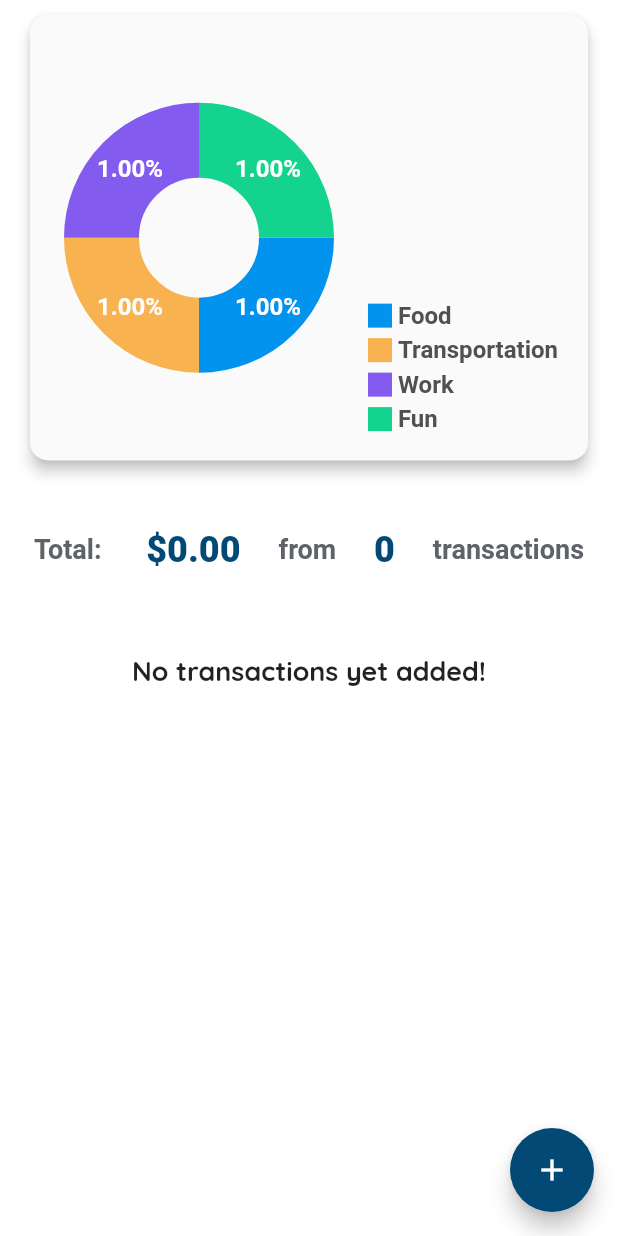
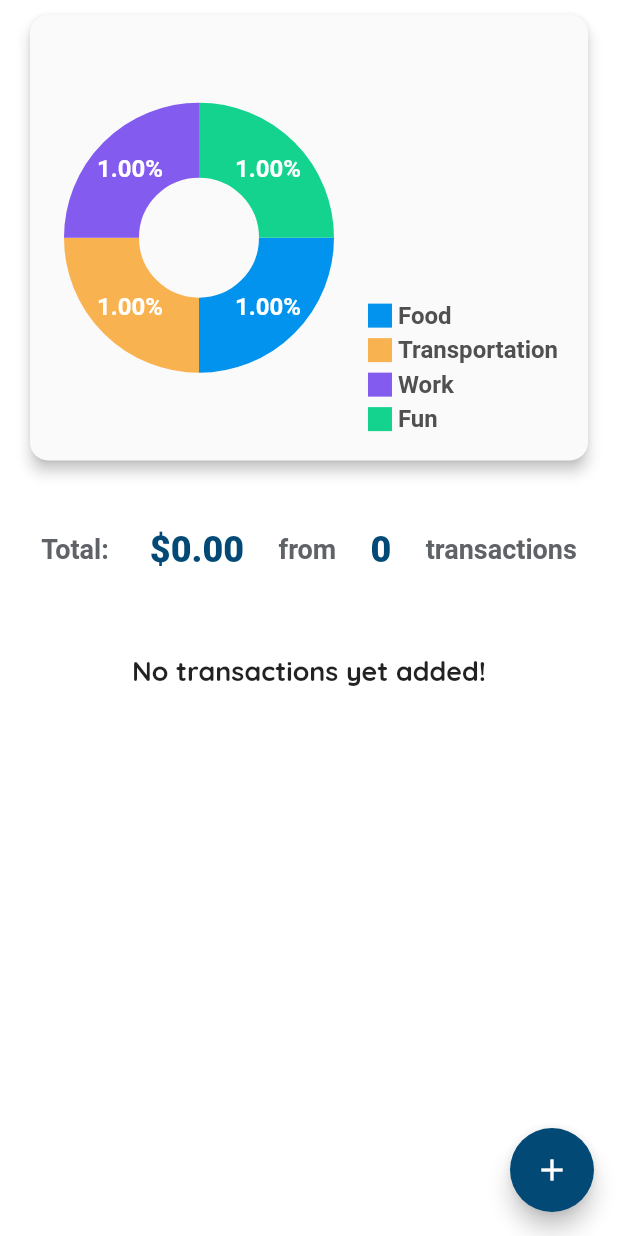
Before and after one commit to ermiry/tiny-pocket, a Flutter app: the HomePage screen opened directly, on a phone screen of 412 x 824 dp. Run offline on Flutter 3.47's test engine with Material 2 defaults, Android fonts, the phone set to English and light mode, and no system bars; drawn by our look-alikes of fl_chart; our stand-ins replace bloc, flutter_bloc, rxdart, shared_preferences, simple_animations; missing offline and left inert: jwt_decode, pref_dessert; accounts and stored records are empty; statements that could not run were skipped.

Commit message:
Fixed bug in home screen height

```diff
--- a/lib/pages/home/home.dart
+++ b/lib/pages/home/home.dart
@@ -60,8 +60,8 @@ class _HomePageState extends State <HomePage> {
               settings.showHistoryChart ? new HistoryChart () : new Container(),
 
               Container(
-                height: mediaQuery.size.height * 0.12,
-                padding: EdgeInsets.symmetric(horizontal: 10),
+                height: (mediaQuery.size.height - mediaQuery.padding.top) * 0.12,
+                padding: EdgeInsets.symmetric(horizontal: 16),
                 child: Row(
                   mainAxisAlignment: MainAxisAlignment.spaceAround,
                   children: <Widget>[
@@ -90,9 +90,8 @@ class _HomePageState extends State <HomePage> {
               ),
 
               Container (
-                height: mediaQuery.size.height * 0.88,
+                height: (mediaQuery.size.height - mediaQuery.padding.top) * 0.88,
                 child: new TransactionList (),
-                // Expanded (child: TransactionList (_transactions, _deleteTransaction))
               )
             ]
           )
```
